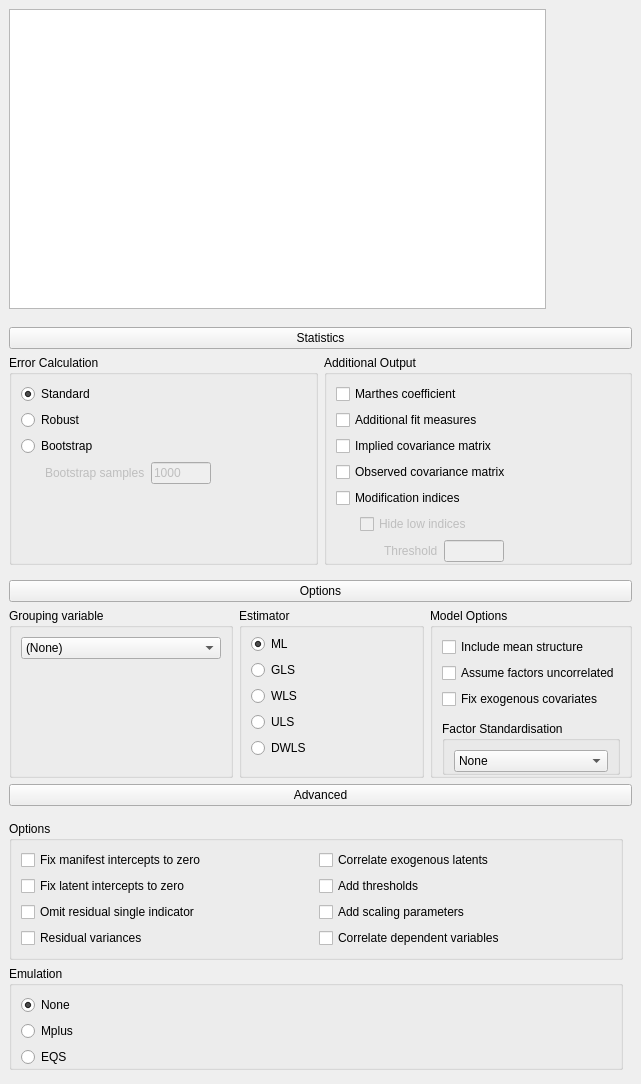
First picture: the form in JASP-Desktop/analysisforms/semsimpleform.ui, repository jasp-stats/jasp-desktop, before the edit.
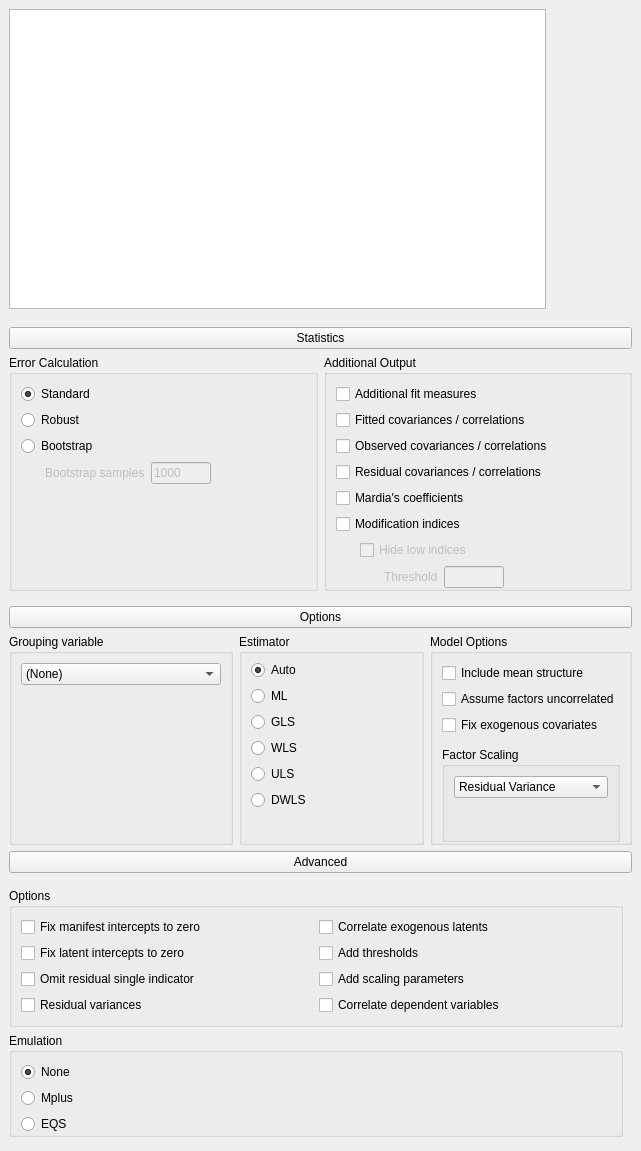
Second picture: the form after the edit. Custom widgets are drawn as their Qt base class.

What changed in the file:
```diff
--- a/JASP-Desktop/analysisforms/semsimpleform.ui
+++ b/JASP-Desktop/analysisforms/semsimpleform.ui
@@ -7,7 +7,7 @@
     <x>0</x>
     <y>0</y>
     <width>641</width>
-    <height>1069</height>
+    <height>1151</height>
    </rect>
   </property>
   <property name="minimumSize">
@@ -154,7 +154,7 @@
             <item row="4" column="0">
              <widget class="QGroupBox" name="groupBox_6">
               <property name="title">
-               <string>Factor Standardisation</string>
+               <string>Factor Scaling</string>
               </property>
               <property name="flat">
                <bool>true</bool>
@@ -165,11 +165,6 @@
                </property>
                <item row="0" column="0">
                 <widget class="BoundComboBox" name="factorStandardisation">
-                 <item>
-                  <property name="text">
-                   <string>None</string>
-                  </property>
-                 </item>
                  <item>
                   <property name="text">
                    <string>Residual Variance</string>
@@ -180,6 +175,11 @@
                    <string>Factor Loadings</string>
                   </property>
                  </item>
+                 <item>
+                  <property name="text">
+                   <string>None</string>
+                  </property>
+                 </item>
                 </widget>
                </item>
                <item row="1" column="0">
@@ -252,45 +252,52 @@
                <property name="bottomMargin">
                 <number>0</number>
                </property>
-               <item row="3" column="0">
-                <widget class="QRadioButton" name="radioButton_7">
+               <item row="0" column="0">
+                <widget class="QRadioButton" name="automatic">
+                 <property name="text">
+                  <string>Auto</string>
+                 </property>
+                 <property name="checked">
+                  <bool>true</bool>
+                 </property>
+                </widget>
+               </item>
+               <item row="4" column="0">
+                <widget class="QRadioButton" name="ULS">
                  <property name="text">
                   <string>ULS</string>
                  </property>
                 </widget>
                </item>
-               <item row="2" column="0">
-                <widget class="QRadioButton" name="radioButton_6">
+               <item row="3" column="0">
+                <widget class="QRadioButton" name="WLS">
                  <property name="text">
                   <string>WLS</string>
                  </property>
                 </widget>
                </item>
-               <item row="1" column="0">
-                <widget class="QRadioButton" name="radioButton_5">
+               <item row="2" column="0">
+                <widget class="QRadioButton" name="GLS">
                  <property name="text">
                   <string>GLS</string>
                  </property>
                 </widget>
                </item>
-               <item row="4" column="0">
-                <widget class="QRadioButton" name="radioButton_8">
+               <item row="5" column="0">
+                <widget class="QRadioButton" name="DWLS">
                  <property name="text">
                   <string>DWLS</string>
                  </property>
                 </widget>
                </item>
-               <item row="0" column="0">
-                <widget class="QRadioButton" name="radioButton_4">
+               <item row="1" column="0">
+                <widget class="QRadioButton" name="ML">
                  <property name="text">
                   <string>ML</string>
                  </property>
-                 <property name="checked">
-                  <bool>true</bool>
-                 </property>
                 </widget>
                </item>
-               <item row="5" column="0">
+               <item row="6" column="0">
                 <spacer name="verticalSpacer_3">
                  <property name="orientation">
                   <enum>Qt::Vertical</enum>
@@ -436,7 +443,7 @@
                 <number>0</number>
                </property>
                <item row="0" column="0">
-                <widget class="QRadioButton" name="radioButton_9">
+                <widget class="QRadioButton" name="none">
                  <property name="text">
                   <string>None</string>
                  </property>
@@ -446,14 +453,14 @@
                 </widget>
                </item>
                <item row="2" column="0">
-                <widget class="QRadioButton" name="radioButton_11">
+                <widget class="QRadioButton" name="EQS">
                  <property name="text">
                   <string>EQS</string>
                  </property>
                 </widget>
                </item>
                <item row="1" column="0">
-                <widget class="QRadioButton" name="radioButton_10">
+                <widget class="QRadioButton" name="Mplus">
                  <property name="text">
                   <string>Mplus</string>
                  </property>
@@ -508,35 +515,28 @@
             <property name="bottomMargin">
              <number>0</number>
             </property>
-            <item row="0" column="0">
-             <widget class="BoundCheckBox" name="output_marthesCoefficient">
-              <property name="text">
-               <string>Marthes coefficient</string>
-              </property>
-             </widget>
-            </item>
-            <item row="3" column="0">
-             <widget class="BoundCheckBox" name="output_observedCovarianceMatrix">
-              <property name="text">
-               <string>Observed covariance matrix</string>
-              </property>
-             </widget>
-            </item>
             <item row="2" column="0">
-             <widget class="BoundCheckBox" name="output_impliedCovarianceMatrix">
+             <widget class="BoundCheckBox" name="output_fittedCovarianceCorrelations">
               <property name="text">
-               <string>Implied covariance matrix</string>
+               <string>Fitted covariances / correlations</string>
               </property>
              </widget>
             </item>
-            <item row="1" column="0">
-             <widget class="BoundCheckBox" name="output_additionalFitMeasures">
+            <item row="3" column="0">
+             <widget class="BoundCheckBox" name="output_observedCovarianceCorrelations">
               <property name="text">
-               <string>Additional fit measures</string>
+               <string>Observed covariances / correlations</string>
               </property>
              </widget>
             </item>
-            <item row="5" column="0">
+            <item row="6" column="0">
+             <widget class="BoundCheckBox" name="output_modificationIndices">
+              <property name="text">
+               <string>Modification indices</string>
+              </property>
+             </widget>
+            </item>
+            <item row="8" column="0">
              <widget class="QWidget" name="widget_6" native="true">
               <layout class="QGridLayout" name="gridLayout_6">
                <property name="leftMargin">
@@ -630,10 +630,24 @@
               </layout>
              </widget>
             </item>
+            <item row="1" column="0">
+             <widget class="BoundCheckBox" name="output_additionalFitMeasures">
+              <property name="text">
+               <string>Additional fit measures</string>
+              </property>
+             </widget>
+            </item>
             <item row="4" column="0">
-             <widget class="BoundCheckBox" name="output_modificationIndices">
+             <widget class="BoundCheckBox" name="output_residualCovarianceCorrelations">
               <property name="text">
-               <string>Modification indices</string>
+               <string>Residual covariances / correlations</string>
+              </property>
+             </widget>
+            </item>
+            <item row="5" column="0">
+             <widget class="BoundCheckBox" name="output_mardiasCoefficients">
+              <property name="text">
+               <string>Mardia's coefficients</string>
               </property>
              </widget>
             </item>
```
